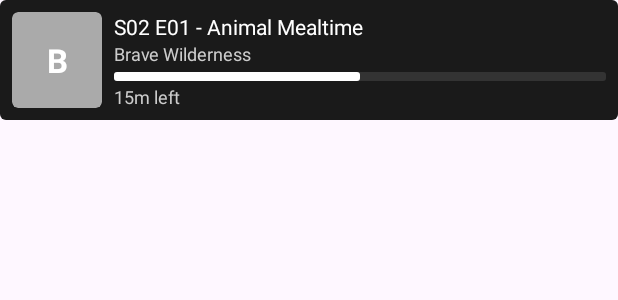
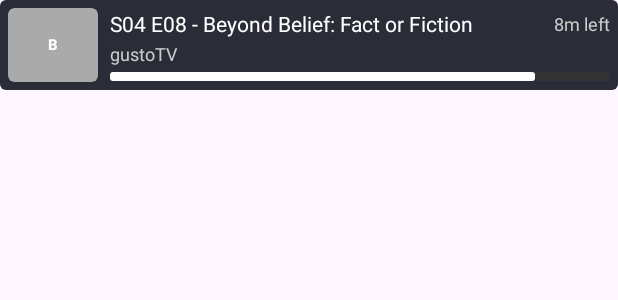
Before and after one commit to Uzairmajeed/Video-App, an Android app built with Jetpack Compose: the layout item_media.xml on its own in the app's theme, with its tools: preview values and no code run, on a phone screen of 412 x 824 dp. Shown: the top 300 px of the screen. Run offline under Robolectric (Android 15) with nearby library versions, the phone set to English and light mode, and no system bars.

```diff
--- a/app/src/main/res/drawable/default_item_background.xml
+++ b/app/src/main/res/drawable/default_item_background.xml
@@ -1,5 +1,5 @@
 <?xml version="1.0" encoding="utf-8"?>
 <shape xmlns:android="http://schemas.android.com/apk/res/android">
     <corners android:radius="4dp" />
-    <solid android:color="#1A1A1A" />
+    <solid android:color="#2A2C38" />
 </shape>
--- a/app/src/main/res/layout/item_media.xml
+++ b/app/src/main/res/layout/item_media.xml
@@ -3,17 +3,18 @@
     xmlns:app="http://schemas.android.com/apk/res-auto"
     android:id="@+id/mediaItemContainer"
     android:layout_width="match_parent"
-    android:layout_height="80dp"
+    android:layout_height="60dp"
     android:orientation="horizontal"
     android:background="@drawable/default_item_background"
     android:layout_marginBottom="8dp"
-    android:padding="8dp">
+    android:padding="5dp">
 
-    <!-- Thumbnail showing the first letter of the channel name -->
+    <!-- Left: Thumbnail -->
     <androidx.cardview.widget.CardView
         android:id="@+id/thumbnailView"
         android:layout_width="60dp"
         android:layout_height="match_parent"
+        android:layout_marginEnd="8dp"
         app:cardBackgroundColor="@android:color/darker_gray"
         app:cardCornerRadius="4dp">
 
@@ -24,54 +25,69 @@
             android:gravity="center"
             android:text="B"
             android:textColor="@android:color/white"
-            android:textSize="22sp"
-            android:textStyle="bold" />
+            android:textSize="10sp"
+            android:textStyle="bold"
+            android:maxLines="2"/>
     </androidx.cardview.widget.CardView>
 
+    <!-- Right: Texts + Progress -->
     <LinearLayout
         android:layout_width="0dp"
         android:layout_height="match_parent"
         android:layout_weight="1"
         android:orientation="vertical"
-        android:paddingStart="8dp">
+        android:gravity="center_vertical">
+
+        <!-- Row: Title and Time Left -->
+        <LinearLayout
+            android:layout_width="match_parent"
+            android:layout_height="wrap_content"
+            android:orientation="horizontal"
+            android:gravity="center_vertical"
+            android:layout_marginBottom="2dp">
 
             <TextView
                 android:id="@+id/titleTextView"
-            android:layout_width="wrap_content"
+                android:layout_width="0dp"
                 android:layout_height="wrap_content"
-            android:text="S02 E01 - Animal Mealtime"
+                android:layout_weight="1"
+                android:text="S04 E08 - Beyond Belief: Fact or Fiction"
                 android:textColor="@android:color/white"
                 android:textSize="14sp"
                 android:maxLines="1"
                 android:ellipsize="end" />
 
             <TextView
-            android:id="@+id/channelTextView"
+                android:id="@+id/timeRemainingTextView"
                 android:layout_width="wrap_content"
                 android:layout_height="wrap_content"
-            android:text="Brave Wilderness"
+                android:text="8m left"
+                android:textColor="#CCCCCC"
+                android:textSize="12sp"
+                android:layout_marginStart="8dp" />
+        </LinearLayout>
+
+        <!-- Row: Channel name -->
+        <TextView
+            android:id="@+id/channelTextView"
+            android:layout_width="match_parent"
+            android:layout_height="wrap_content"
+            android:text="gustoTV"
             android:textColor="#CCCCCC"
             android:textSize="12sp"
             android:maxLines="1"
-            android:ellipsize="end" />
+            android:ellipsize="end"
+            android:layout_marginBottom="4dp" />
 
+        <!-- Progress Bar -->
         <ProgressBar
             android:id="@+id/progressBar"
             style="?android:attr/progressBarStyleHorizontal"
             android:layout_width="match_parent"
             android:layout_height="6dp"
-            android:progress="50"
+            android:progress="85"
             android:max="100"
-            android:progressDrawable="@drawable/custom_progress_drawable2"
-            android:layout_marginTop="4dp"/>
+            android:progressDrawable="@drawable/custom_progress_drawable2" />
+    </LinearLayout>
 
-        <TextView
-            android:id="@+id/timeRemainingTextView"
-            android:layout_width="wrap_content"
-            android:layout_height="wrap_content"
-            android:text="15m left"
-            android:textColor="#CCCCCC"
-            android:textSize="12sp"
-            android:layout_marginTop="2dp" />
 </LinearLayout>
-</LinearLayout>
```
Also changed, not shown: app/src/main/java/com/example/videoapp/HomeFragment.kt (+17 -14 lines), app/src/main/java/com/example/videoapp/MediaItemAdapter.kt (+23 -14 lines), app/src/main/java/com/example/videoapp/OtherContents.kt (+21 -21 lines), app/src/main/java/com/example/videoapp/TimeSlotAdapter.kt (+6 -5 lines). Lines whose indentation alone changed are shown as unchanged.
